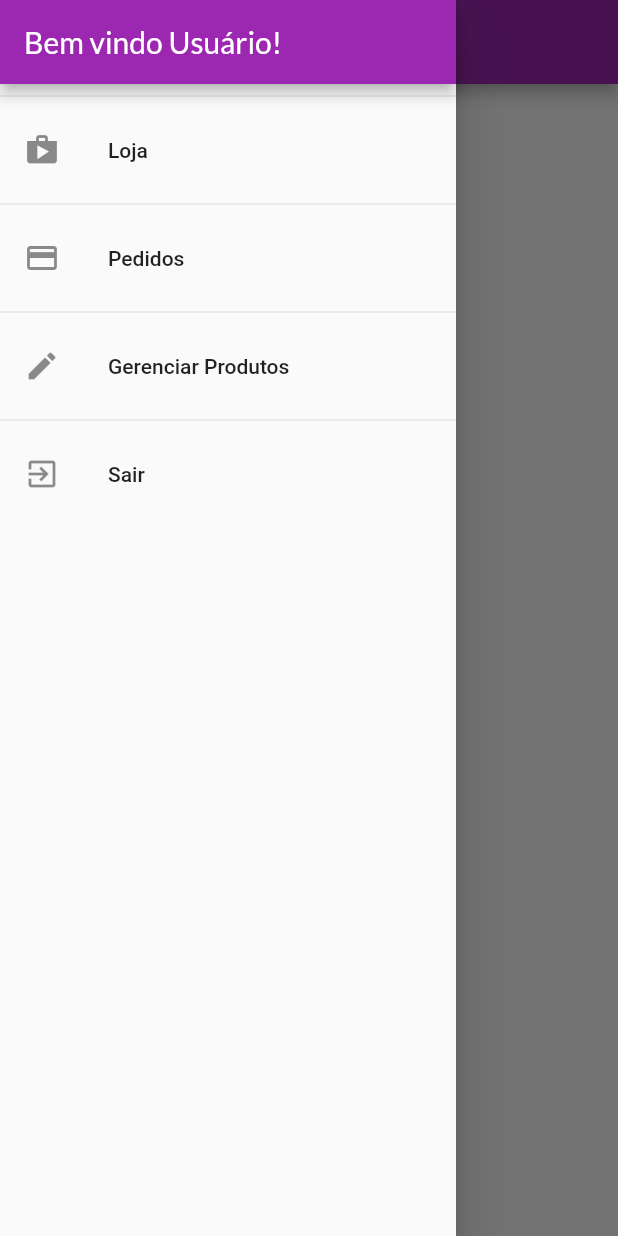
After one commit to ThiagoTorres1/Shop, a Flutter app: the OrderPage screen opened by its route, with the side drawer open, on a phone screen of 412 x 824 dp. The commit adds this screen. Run offline on Flutter 3.47's test engine with Material 2 defaults, Android fonts, the phone set to English and light mode, and no system bars; network calls fail.

Commit message:
Adjustment and add Order page

```diff
--- /dev/null
+++ b/lib/components/app_drawer.dart
@@ -0,0 +1,52 @@
+import 'package:flutter/material.dart';
+import 'package:shop/utils/app_routes.dart';
+
+class AppDrawer extends StatelessWidget {
+  const AppDrawer({Key? key}) : super(key: key);
+
+  @override
+  Widget build(BuildContext context) {
+    return Drawer(
+      child: Column(
+        children: [
+          AppBar(
+            title: Text('Bem vindo Usuário!'),
+            automaticallyImplyLeading: false,
+          ),
+          const Divider(),
+          ListTile(
+            leading: const Icon(Icons.shop),
+            title: const Text('Loja'),
+            onTap: () {
+              Navigator.of(context).pushNamed(AppRoutes.HOME);
+            },
+          ),
+          const Divider(),
+          ListTile(
+            leading: const Icon(Icons.payment),
+            title: const Text('Pedidos'),
+            onTap: () {
+              Navigator.of(context).pushNamed(AppRoutes.ORDERS);
+            },
+          ),
+          const Divider(),
+          ListTile(
+            leading: const Icon(Icons.edit),
+            title: const Text('Gerenciar Produtos'),
+            onTap: () {
+              // Navigator.of(context).pushNamed(AppRoutes.ORDERS);
+            },
+          ),
+          const Divider(),
+          ListTile(
+            leading: const Icon(Icons.exit_to_app),
+            title: const Text('Sair'),
+            onTap: () {
+              // Navigator.of(context).pushNamed(AppRoutes.ORDERS);
+            },
+          ),
+        ],
+      ),
+    );
+  }
+}
--- a/lib/main.dart
+++ b/lib/main.dart
@@ -1,8 +1,10 @@
 import 'package:flutter/material.dart';
 import 'package:provider/provider.dart';
 import 'package:shop/models/cart_list.dart';
+import 'package:shop/models/order_list.dart';
 import 'package:shop/models/product_list.dart';
 import 'package:shop/pages/cart_page.dart';
+import 'package:shop/pages/order_page.dart';
 import 'package:shop/pages/product_detail_page.dart';
 import 'package:shop/pages/product_overview_page.dart';
 import 'package:shop/utils/app_routes.dart';
@@ -24,6 +26,9 @@ class MyApp extends StatelessWidget {
         ChangeNotifierProvider(
           create: (_) => CartList(),
         ),
+        ChangeNotifierProvider(
+          create: (_) => OrderList(),
+        ),
       ],
       child: MaterialApp(
         title: 'Shop',
@@ -43,6 +48,7 @@ class MyApp extends StatelessWidget {
           AppRoutes.HOME: (ctx) => ProductOverviewPage(),
           AppRoutes.PRODUCT_DETAIL: (ctx) => ProductDetailPage(),
           AppRoutes.CART: (ctx) => CartPage(),
+          AppRoutes.ORDERS: (ctx) => OrderPage(),
         },
       ),
     );
--- a/lib/models/cart_list.dart
+++ b/lib/models/cart_list.dart
@@ -52,4 +52,9 @@ class CartList with ChangeNotifier {
     _items.remove(productId);
     notifyListeners();
   }
+
+  void clear() {
+    _items = {};
+    notifyListeners();
+  }
 }
--- /dev/null
+++ b/lib/models/order.dart
@@ -0,0 +1,15 @@
+import 'package:shop/models/cart.dart';
+
+class Order {
+  final String id;
+  final double total;
+  final List<Cart> products;
+  final DateTime date;
+
+  Order({
+    required this.id,
+    required this.total,
+    required this.products,
+    required this.date,
+  });
+}
--- /dev/null
+++ b/lib/models/order_list.dart
@@ -0,0 +1,31 @@
+import 'dart:math';
+
+import 'package:flutter/material.dart';
+import 'package:shop/models/cart_list.dart';
+import 'package:shop/models/order.dart';
+
+class OrderList with ChangeNotifier {
+  List<Order> _items = [];
+
+  List<Order> get items {
+    return [..._items];
+  }
+
+  int get itemsCount {
+    return _items.length;
+  }
+
+  void addOrder(CartList cart) {
+    final date = DateTime.now();
+    _items.insert(
+      0,
+      Order(
+        id: Random().nextDouble().toString(),
+        total: cart.totalAmount,
+        products: cart.items.values.toList(),
+        date: date,
+      ),
+    );
+    notifyListeners();
+  }
+}
--- /dev/null
+++ b/lib/pages/order_page.dart
@@ -0,0 +1,27 @@
+import 'package:flutter/material.dart';
+import 'package:provider/provider.dart';
+import 'package:shop/components/app_drawer.dart';
+import 'package:shop/components/order_widget.dart';
+import 'package:shop/models/order_list.dart';
+
+class OrderPage extends StatelessWidget {
+  const OrderPage({Key? key}) : super(key: key);
+
+  @override
+  Widget build(BuildContext context) {
+    return Scaffold(
+      appBar: AppBar(
+        title: const Text('Meus Pedidos'),
+      ),
+      drawer: AppDrawer(),
+      body: Consumer<OrderList>(
+        builder: (context, orders, child) => ListView.builder(
+          itemCount: orders.itemsCount,
+          itemBuilder: (context, index) => OrderWidget(
+            order: orders.items[index],
+          ),
+        ),
+      ),
+    );
+  }
+}
--- a/lib/pages/product_overview_page.dart
+++ b/lib/pages/product_overview_page.dart
@@ -1,5 +1,6 @@
 import 'package:flutter/material.dart';
 import 'package:provider/provider.dart';
+import 'package:shop/components/app_drawer.dart';
 import 'package:shop/components/badge.dart';
 import 'package:shop/components/product_grid.dart';
 import 'package:shop/models/cart_list.dart';
@@ -60,6 +61,7 @@ class _ProductOverviewPageState extends State<ProductOverviewPage> {
         ],
       ),
       body: ProductGrid(showFavoriteOnly: _showFavoriteOnly),
+      drawer: AppDrawer(),
     );
   }
 }
--- a/lib/utils/app_routes.dart
+++ b/lib/utils/app_routes.dart
@@ -2,4 +2,5 @@ class AppRoutes {
   static const HOME = '/';
   static const PRODUCT_DETAIL = '/product-detail';
   static const CART = '/cart';
+  static const ORDERS = '/orders';
 }
--- a/pubspec.yaml
+++ b/pubspec.yaml
@@ -35,6 +35,7 @@ dependencies:
   # Use with the CupertinoIcons class for iOS style icons.
   cupertino_icons: ^1.0.2
   provider: ^6.0.3
+  intl: ^0.17.0
 
 dev_dependencies:
   flutter_test:
```
Also changed, not shown: lib/components/order_widget.dart (added, +33 -0 lines), lib/pages/cart_page.dart (+41 -4 lines), pubspec.lock.
